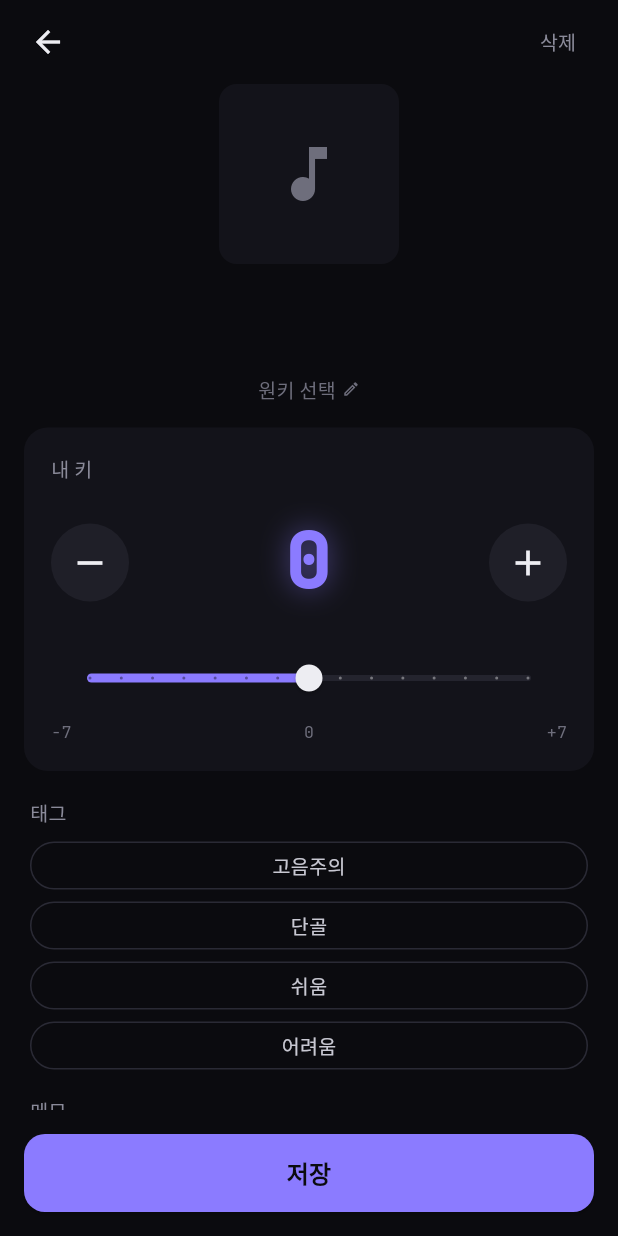
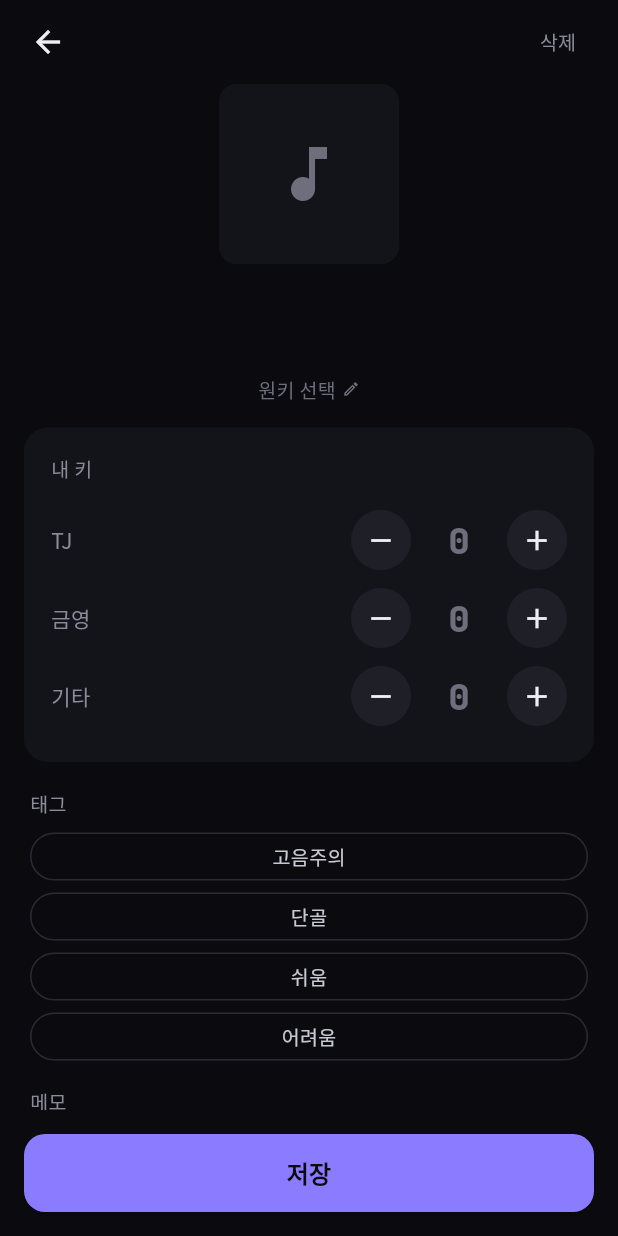
Before and after one commit to wjdgus3608/singbook, a Flutter app: the DetailScreen screen opened directly with empty values, on a phone screen of 412 x 824 dp. Run offline on Flutter 3.47's test engine with Material 3 defaults, Android fonts, the phone set to English and light mode, and no system bars; our stand-ins replace cached_network_image, dio, google_fonts, share_plus, sqflite; missing offline and left inert: record; accounts and stored records are empty.

Commit message:
Add per-brand key offsets (TJ / 금영 / 기타) with DB migration v4
- Song model: replace keyOffset:int with keyOffsets:Map<String,int>, brands/brandLabels constants, legacy migration in _parseKeyOffsets
- DB v4: add key_offsets TEXT column, migrate old key_offset to all brands
- detail_screen: replace KeyStepper with 3-brand +/- rows (_BrandRow), remove key_stepper import
- song_card: _KeyOffsets widget shows 3-brand rows with accent color for active offsets
- Delete key_stepper.dart (replaced inline)

Co-Authored-By: Claude Sonnet 4.6 <noreply@anthropic.com>

```diff
--- a/lib/models/song.dart
+++ b/lib/models/song.dart
@@ -5,31 +5,38 @@ class Song {
   final String title;
   final String artist;
   final String albumArt;
-  int keyOffset;
+  Map<String, int> keyOffsets; // {'tj': 0, 'ky': 0, 'other': 0}
   String origKey;
   String memo;
   List<String> tags;
   final int updatedAt;
+
+  static const brands = ['tj', 'ky', 'other'];
+  static const brandLabels = {'tj': 'TJ', 'ky': '금영', 'other': '기타'};
 
   Song({
     required this.id,
     required this.title,
     required this.artist,
     this.albumArt = '',
-    this.keyOffset = 0,
+    Map<String, int>? keyOffsets,
     this.origKey = '',
     this.memo = '',
     List<String>? tags,
     int? updatedAt,
-  })  : tags = tags ?? [],
+  })  : keyOffsets = keyOffsets ?? {},
+        tags = tags ?? [],
         updatedAt = updatedAt ?? DateTime.now().millisecondsSinceEpoch;
+
+  int keyOffsetFor(String brand) => keyOffsets[brand] ?? 0;
+  bool get hasAnyOffset => brands.any((b) => keyOffsetFor(b) != 0);
 
   Map<String, dynamic> toMap() => {
         'id': id,
         'title': title,
         'artist': artist,
         'album_art': albumArt,
-        'key_offset': keyOffset,
+        'key_offsets': jsonEncode(keyOffsets),
         'orig_key': origKey,
         'memo': memo,
         'tags': jsonEncode(tags),
@@ -41,15 +48,31 @@ class Song {
         title: m['title'],
         artist: m['artist'],
         albumArt: m['album_art'] ?? '',
-        keyOffset: m['key_offset'] ?? 0,
+        keyOffsets: _parseKeyOffsets(m),
         origKey: m['orig_key'] ?? '',
         memo: m['memo'] ?? '',
         tags: List<String>.from(jsonDecode(m['tags'] ?? '[]')),
         updatedAt: m['updated_at'],
       );
 
+  static Map<String, int> _parseKeyOffsets(Map<String, dynamic> m) {
+    try {
+      final raw = m['key_offsets'];
+      if (raw != null && raw != '{}' && raw != '') {
+        final decoded = jsonDecode(raw as String) as Map<String, dynamic>;
+        return decoded.map((k, v) => MapEntry(k, v as int));
+      }
+    } catch (_) {}
+    // Legacy fallback: migrate old key_offset to all brands
+    final legacy = m['key_offset'] as int? ?? 0;
+    if (legacy != 0) {
+      return {'tj': legacy, 'ky': legacy, 'other': legacy};
+    }
+    return {};
+  }
+
   Song copyWith({
-    int? keyOffset,
+    Map<String, int>? keyOffsets,
     String? origKey,
     String? memo,
     List<String>? tags,
@@ -59,12 +82,10 @@ class Song {
         title: title,
         artist: artist,
         albumArt: albumArt,
-        keyOffset: keyOffset ?? this.keyOffset,
+        keyOffsets: keyOffsets ?? Map.from(this.keyOffsets),
         origKey: origKey ?? this.origKey,
         memo: memo ?? this.memo,
         tags: tags ?? this.tags,
         updatedAt: DateTime.now().millisecondsSinceEpoch,
       );
-
-  String get keyLabel => keyOffset > 0 ? '+$keyOffset' : '$keyOffset';
 }
--- a/lib/screens/detail_screen.dart
+++ b/lib/screens/detail_screen.dart
@@ -2,7 +2,6 @@ import 'package:flutter/material.dart';
 import '../db/database.dart';
 import '../models/song.dart';
 import '../theme/app_theme.dart';
-import '../widgets/key_stepper.dart';
 import 'package:cached_network_image/cached_network_image.dart';
 
 class DetailScreen extends StatefulWidget {
@@ -15,7 +14,7 @@ class DetailScreen extends StatefulWidget {
 
 class _DetailScreenState extends State<DetailScreen> {
   final _db = DatabaseHelper();
-  late int _keyOffset;
+  late Map<String, int> _keyOffsets;
   late String _origKey;
   late List<String> _tags;
   late TextEditingController _memoCtrl;
@@ -26,11 +25,22 @@ class _DetailScreenState extends State<DetailScreen> {
   @override
   void initState() {
     super.initState();
-    _keyOffset = widget.song.keyOffset;
+    _keyOffsets = Map.from(widget.song.keyOffsets);
     _origKey = widget.song.origKey;
     _tags = List.from(widget.song.tags);
     _memoCtrl = TextEditingController(text: widget.song.memo);
     _loadAvailableTags();
+  }
+
+  @override
+  void dispose() {
+    _memoCtrl.dispose();
+    super.dispose();
+  }
+
+  Future<void> _loadAvailableTags() async {
+    final tags = await _db.getAllTags();
+    if (mounted) setState(() => _availableTags = tags.keys.toList());
   }
 
   Future<void> _pickOrigKey() async {
@@ -39,8 +49,7 @@ class _DetailScreenState extends State<DetailScreen> {
       backgroundColor: AppColors.surface,
       shape: const RoundedRectangleBorder(
           borderRadius: BorderRadius.vertical(top: Radius.circular(20))),
-      builder: (_) => StatefulBuilder(
-        builder: (ctx, setInner) => Padding(
+      builder: (_) => Padding(
         padding: const EdgeInsets.fromLTRB(20, 16, 20, 32),
         child: Column(
           mainAxisSize: MainAxisSize.min,
@@ -59,36 +68,24 @@ class _DetailScreenState extends State<DetailScreen> {
                 _NoteChip(
                     label: '미설정',
                     selected: _origKey.isEmpty,
-                      onTap: () => Navigator.pop(ctx, '')),
+                    onTap: () => Navigator.pop(context, '')),
                 ..._noteNames.map((n) => _NoteChip(
                       label: n,
                       selected: _origKey == n,
-                        onTap: () => Navigator.pop(ctx, n),
+                      onTap: () => Navigator.pop(context, n),
                     )),
               ],
             ),
           ],
         ),
       ),
-      ),
     );
     if (picked != null) setState(() => _origKey = picked);
   }
 
-  Future<void> _loadAvailableTags() async {
-    final tags = await _db.getAllTags();
-    if (mounted) setState(() => _availableTags = tags.keys.toList());
-  }
-
-  @override
-  void dispose() {
-    _memoCtrl.dispose();
-    super.dispose();
-  }
-
   Future<void> _save() async {
     final updated = widget.song.copyWith(
-      keyOffset: _keyOffset,
+      keyOffsets: _keyOffsets,
       origKey: _origKey,
       memo: _memoCtrl.text,
       tags: _tags,
@@ -130,7 +127,6 @@ class _DetailScreenState extends State<DetailScreen> {
       body: SafeArea(
         child: Column(
           children: [
-            // Header
             Padding(
               padding: const EdgeInsets.fromLTRB(8, 4, 8, 0),
               child: Row(
@@ -212,11 +208,32 @@ class _DetailScreenState extends State<DetailScreen> {
                         ],
                       ),
                     ),
-                    // Key stepper
-                    KeyStepper(
-                      keyOffset: _keyOffset,
-                      origNote: _origKey,
-                      onChanged: (v) => setState(() => _keyOffset = v),
+                    // Per-brand key rows
+                    Padding(
+                      padding: const EdgeInsets.symmetric(horizontal: 16),
+                      child: Container(
+                        padding: const EdgeInsets.all(18),
+                        decoration: BoxDecoration(
+                          color: AppColors.surface,
+                          borderRadius: BorderRadius.circular(16),
+                        ),
+                        child: Column(
+                          crossAxisAlignment: CrossAxisAlignment.start,
+                          children: [
+                            const Text('내 키',
+                                style: TextStyle(
+                                    fontSize: 13,
+                                    color: AppColors.textSecondary)),
+                            const SizedBox(height: 12),
+                            ...Song.brands.map((brand) => _BrandRow(
+                                  label: Song.brandLabels[brand]!,
+                                  value: _keyOffsets[brand] ?? 0,
+                                  onChanged: (v) =>
+                                      setState(() => _keyOffsets[brand] = v),
+                                )),
+                          ],
+                        ),
+                      ),
                     ),
                     // Tags
                     Padding(
@@ -232,8 +249,7 @@ class _DetailScreenState extends State<DetailScreen> {
                           Wrap(
                             spacing: 8,
                             runSpacing: 8,
-                            children: [
-                              ..._availableTags.map((tag) {
+                            children: _availableTags.map((tag) {
                               final on = _tags.contains(tag);
                               return GestureDetector(
                                 onTap: () => setState(() {
@@ -250,8 +266,7 @@ class _DetailScreenState extends State<DetailScreen> {
                                     borderRadius: BorderRadius.circular(16),
                                     border: on
                                         ? null
-                                          : Border.all(
-                                              color: AppColors.border2),
+                                        : Border.all(color: AppColors.border2),
                                   ),
                                   child: Center(
                                     child: Text(tag,
@@ -266,8 +281,7 @@ class _DetailScreenState extends State<DetailScreen> {
                                   ),
                                 ),
                               );
-                              }),
-                            ],
+                            }).toList(),
                           ),
                         ],
                       ),
@@ -310,7 +324,6 @@ class _DetailScreenState extends State<DetailScreen> {
                 ),
               ),
             ),
-            // Save button
             Padding(
               padding: const EdgeInsets.all(16),
               child: SizedBox(
@@ -332,6 +345,81 @@ class _DetailScreenState extends State<DetailScreen> {
             ),
           ],
         ),
+      ),
+    );
+  }
+}
+
+class _BrandRow extends StatelessWidget {
+  final String label;
+  final int value;
+  final ValueChanged<int> onChanged;
+  const _BrandRow(
+      {required this.label, required this.value, required this.onChanged});
+
+  @override
+  Widget build(BuildContext context) {
+    final active = value != 0;
+    final valueStr = value > 0 ? '+$value' : '$value';
+    return Padding(
+      padding: const EdgeInsets.symmetric(vertical: 6),
+      child: Row(
+        children: [
+          SizedBox(
+            width: 36,
+            child: Text(label,
+                style: const TextStyle(
+                    fontSize: 14, color: AppColors.textSecondary)),
+          ),
+          const Spacer(),
+          _Btn(
+            icon: Icons.remove,
+            enabled: value > -7,
+            onTap: () => onChanged(value - 1),
+          ),
+          SizedBox(
+            width: 64,
+            child: Center(
+              child: Text(valueStr,
+                  style: AppTheme.mono(
+                      24,
+                      FontWeight.w800,
+                      active ? AppColors.accent : AppColors.textMuted)),
+            ),
+          ),
+          _Btn(
+            icon: Icons.add,
+            enabled: value < 7,
+            onTap: () => onChanged(value + 1),
+          ),
+        ],
+      ),
+    );
+  }
+}
+
+class _Btn extends StatelessWidget {
+  final IconData icon;
+  final bool enabled;
+  final VoidCallback onTap;
+  const _Btn({required this.icon, required this.enabled, required this.onTap});
+
+  @override
+  Widget build(BuildContext context) {
+    return GestureDetector(
+      onTap: enabled ? onTap : null,
+      child: Container(
+        width: 40,
+        height: 40,
+        decoration: BoxDecoration(
+          shape: BoxShape.circle,
+          color: enabled
+              ? const Color(0xFF1F1F28)
+              : const Color(0xFF1F1F28).withOpacity(0.4),
+        ),
+        child: Icon(icon,
+            color: enabled ? AppColors.textPrimary : AppColors.textMuted,
+            size: 22),
       ),
     );
   }
--- a/lib/widgets/key_stepper.dart
+++ /dev/null
@@ -1,153 +0,0 @@
-import 'package:flutter/material.dart';
-import '../theme/app_theme.dart';
-
-class KeyStepper extends StatelessWidget {
-  final int keyOffset;
-  final String origNote;
-  final ValueChanged<int> onChanged;
-
-  const KeyStepper({
-    super.key,
-    required this.keyOffset,
-    required this.origNote,
-    required this.onChanged,
-  });
-
-  static const _notes = ['C','C#','D','D#','E','F','F#','G','G#','A','A#','B'];
-
-  String get _currentNote {
-    final idx = _notes.indexOf(origNote);
-    if (idx < 0) return origNote;
-    return _notes[((idx + keyOffset) % 12 + 12) % 12];
-  }
-
-  String get _keyLabel => keyOffset > 0 ? '+$keyOffset' : '$keyOffset';
-
-  @override
-  Widget build(BuildContext context) {
-    return Container(
-      margin: const EdgeInsets.symmetric(horizontal: 16),
-      padding: const EdgeInsets.all(18),
-      decoration: BoxDecoration(
-        color: AppColors.surface,
-        borderRadius: BorderRadius.circular(16),
-      ),
-      child: Column(
-        crossAxisAlignment: CrossAxisAlignment.start,
-        children: [
-          const Text('내 키',
-              style: TextStyle(fontSize: 13, color: AppColors.textSecondary)),
-          const SizedBox(height: 14),
-          // Stepper row
-          Row(
-            mainAxisAlignment: MainAxisAlignment.spaceBetween,
-            children: [
-              _StepBtn(
-                icon: Icons.remove,
-                onTap: () {
-                  if (keyOffset > -7) onChanged(keyOffset - 1);
-                },
-              ),
-              Column(
-                children: [
-                  Text(_keyLabel,
-                      style: AppTheme.mono(52, FontWeight.w800, AppColors.accent)
-                          .copyWith(
-                              shadows: [
-                            Shadow(
-                                color: AppColors.accent.withOpacity(0.5),
-                                blurRadius: 24)
-                          ])),
-                  const SizedBox(height: 4),
-                  if (origNote.isNotEmpty)
-                    RichText(
-                      text: TextSpan(children: [
-                        TextSpan(
-                            text: _currentNote,
-                            style: AppTheme.mono(
-                                13, FontWeight.normal, AppColors.textDim)),
-                        const TextSpan(
-                            text: ' 장조로 부르기',
-                            style: TextStyle(
-                                fontSize: 13, color: AppColors.textDim)),
-                      ]),
-                    ),
-                ],
-              ),
-              _StepBtn(
-                icon: Icons.add,
-                onTap: () {
-                  if (keyOffset < 7) onChanged(keyOffset + 1);
-                },
-              ),
-            ],
-          ),
-          const SizedBox(height: 14),
-          // Slider
-          _KeySlider(
-            value: keyOffset,
-            onChanged: onChanged,
-          ),
-          const SizedBox(height: 4),
-          Row(
-            mainAxisAlignment: MainAxisAlignment.spaceBetween,
-            children: [
-              Text('-7', style: AppTheme.mono(11, FontWeight.normal, AppColors.textMuted)),
-              Text('0', style: AppTheme.mono(11, FontWeight.normal, AppColors.textMuted)),
-              Text('+7', style: AppTheme.mono(11, FontWeight.normal, AppColors.textMuted)),
-            ],
-          ),
-        ],
-      ),
-    );
-  }
-}
-
-class _StepBtn extends StatelessWidget {
-  final IconData icon;
-  final VoidCallback onTap;
-  const _StepBtn({required this.icon, required this.onTap});
-
-  @override
-  Widget build(BuildContext context) {
-    return GestureDetector(
-      onTap: onTap,
-      child: Container(
-        width: 52,
-        height: 52,
-        decoration: const BoxDecoration(
-          shape: BoxShape.circle,
-          color: Color(0xFF1F1F28),
-        ),
-        child: Icon(icon, color: AppColors.textPrimary, size: 28),
-      ),
-    );
-  }
-}
-
-class _KeySlider extends StatelessWidget {
-  final int value;
-  final ValueChanged<int> onChanged;
-  const _KeySlider({required this.value, required this.onChanged});
-
-  @override
-  Widget build(BuildContext context) {
-    return SliderTheme(
-      data: SliderThemeData(
-        trackHeight: 4,
-        activeTrackColor: AppColors.accent,
-        inactiveTrackColor: const Color(0xFF24242E),
-        thumbColor: AppColors.textPrimary,
-        overlayColor: AppColors.accent.withOpacity(0.2),
-        thumbShape: const RoundSliderThumbShape(enabledThumbRadius: 9),
-      ),
-      child: Slider(
-        value: value.toDouble(),
-        min: -7,
-        max: 7,
-        divisions: 14,
-        onChanged: (v) => onChanged(v.round()),
-      ),
-    );
-  }
-}
```
Also changed, not shown: lib/db/database.dart (+16 -1 lines), lib/widgets/song_card.dart (+30 -33 lines). Lines whose indentation alone changed are shown as unchanged.
